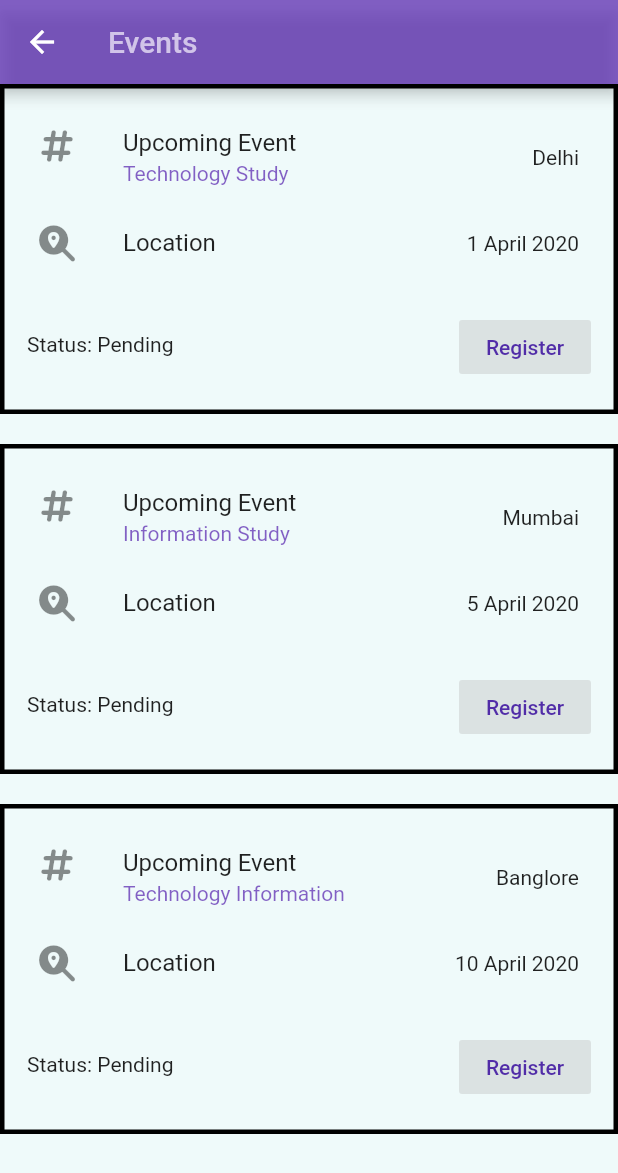
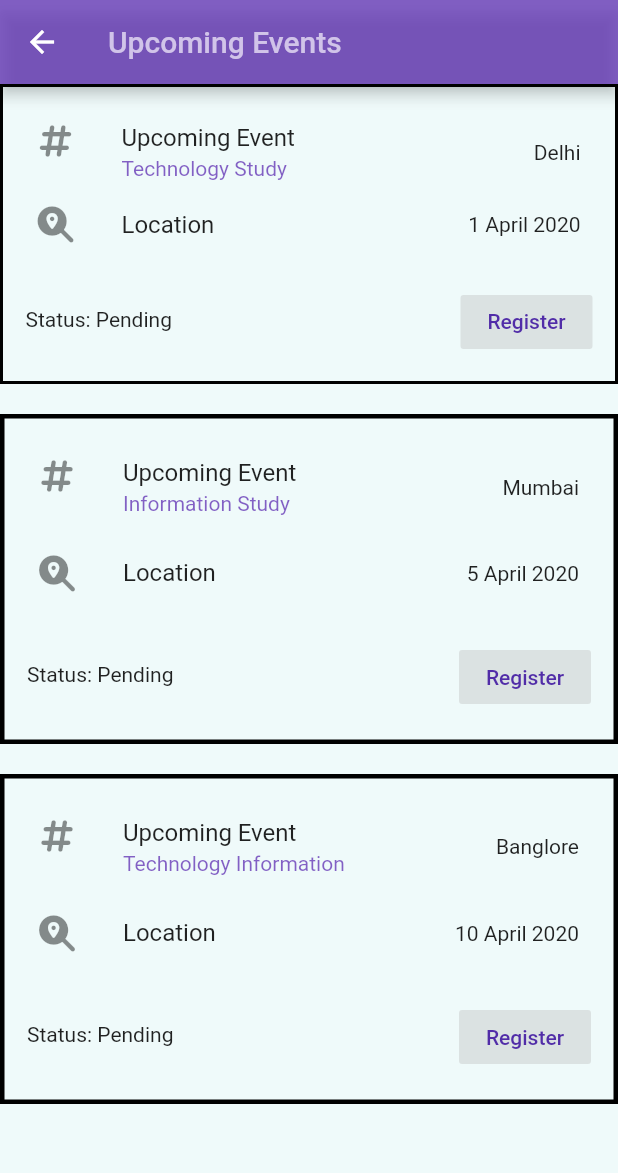
Before and after one commit to ce-akhil/Volunteer-Management-System, a Flutter app: the Events screen opened directly, on a phone screen of 412 x 824 dp. Shown: the top 1173 px of the screen. Run offline on Flutter 3.47's test engine with Material 2 defaults, Android fonts, the phone set to English and light mode, and no system bars; our stand-ins replace bot_toast, font_awesome_flutter, responsive_grid.

Commit message:
Update events.dart

```diff
--- a/lib/events.dart
+++ b/lib/events.dart
@@ -12,7 +12,7 @@ class _EventsState extends State<Events> {
     return  Scaffold(
       appBar: AppBar(
         title: Text(
-          'Events',
+          'Upcoming Events',
         ),
       ),
       body: SafeArea(
@@ -22,10 +22,10 @@ class _EventsState extends State<Events> {
               Container(
                 decoration: BoxDecoration(
                   border:Border.all(
-                    width: 3.0,
+                    width: 2.0,
                   ),
                 ),
-                height: 220.0,
+                height: 200.0, // Always have width in divisible of 8
                 child: Padding(
                   padding: EdgeInsets.all(7),
                   child: Stack(children: <Widget>[
@@ -37,7 +37,7 @@ class _EventsState extends State<Events> {
                             Container(
                               decoration: BoxDecoration(
                               ),
-                              height: 50.0,
+                              height: 56.0,
                               child: ListTile(
                                 leading: Icon(FontAwesomeIcons.hashtag),
                                 title: Text('Upcoming Event'),
@@ -45,7 +45,7 @@ class _EventsState extends State<Events> {
                                 trailing: Text('Delhi'),
                               ),
                             ),
-                            SizedBox(height: 10),
+
                             Container(
                               decoration: BoxDecoration(
                               ),
```
